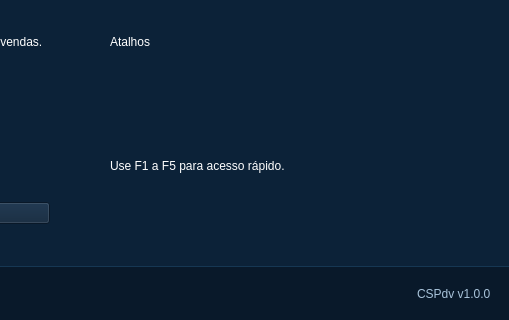
Qt form ui/login/selecao_modo.ui (iuryruansc/cspdv) before a commit; both pictures show x 770 to 1279 and y 500 to 820 of the 1279 by 820 pixel window.
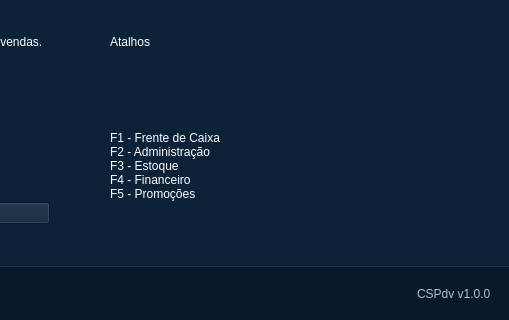
The same form after that commit.

Diff of the .ui file:
```diff
--- a/ui/login/selecao_modo.ui
+++ b/ui/login/selecao_modo.ui
@@ -659,7 +659,14 @@
         <item>
          <widget class="QLabel" name="lblResumoText3">
           <property name="text">
-           <string>Use F1 a F5 para acesso rápido.</string>
+           <string>F1 - Frente de Caixa
+F2 - Administração
+F3 - Estoque
+F4 - Financeiro
+F5 - Promoções</string>
+          </property>
+          <property name="wordWrap">
+           <bool>true</bool>
           </property>
           <property name="moduleDesc" stdset="0">
            <string>true</string>
```
